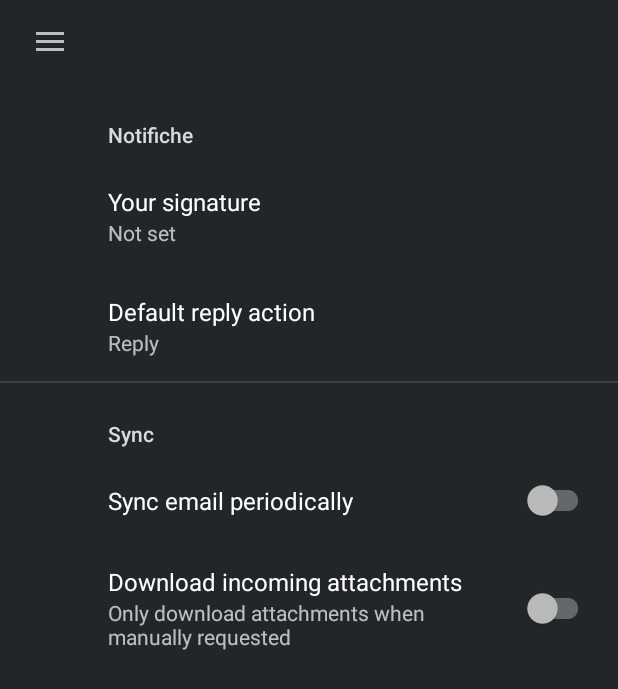
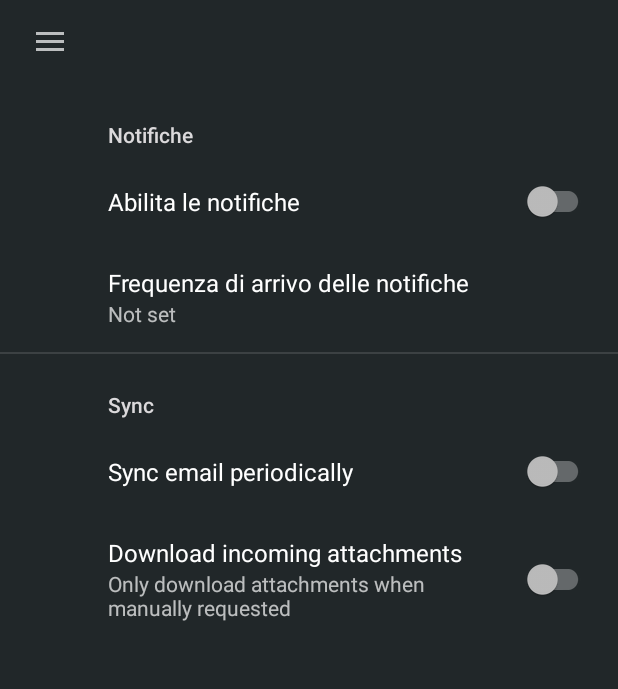
Before and after one commit to CuriositySabo/Curiosity, an Android app: the screen it shows after launch once a user with an empty profile is signed in (nav_drawer), in the side drawer, after a tap on "Impostazioni", on a phone screen of 412 x 824 dp. Shown: the top 689 px of the screen. Run offline under Robolectric (Android 15) with nearby library versions, the phone set to English and light mode, and no system bars; our stand-ins replace Firebase (no records; nobody signed in at launch, a user with empty details on screens opened directly), androidx.preference, navigation-ui.

Commit message:
added notification settings

```diff
--- a/app/src/main/res/layout/preference_category.xml
+++ b/app/src/main/res/layout/preference_category.xml
@@ -1,12 +1,12 @@
 <?xml version="1.0" encoding="utf-8"?>
 <FrameLayout xmlns:android="http://schemas.android.com/apk/res/android"
     android:layout_width="match_parent"
-    android:layout_height="match_parent">
+    android:layout_height="wrap_content">
     <TextView
         android:id="@android:id/title"
         android:textColor="@color/primary_light"
         android:layout_width="match_parent"
-        android:layout_height="match_parent"
+        android:layout_height="wrap_content"
         android:layout_marginHorizontal="56dp"
         android:gravity="start"
         android:textSize="22sp"
--- a/app/src/main/res/values/arrays.xml
+++ b/app/src/main/res/values/arrays.xml
@@ -10,11 +10,20 @@
         <item>reply_all</item>
     </string-array>
 
-    <string-array name="settings_notification_frequency">
-        <item>15 minutes</item>
-        <item>30 minutes</item>
-        <item>1 hour</item>
-        <item>3 hours</item>
-        <item>6 hours</item>
+    <string-array name="settings_notification_frequency_entries">
+        <item>5 minuti</item>
+        <item>15 minuti</item>
+        <item>30 minuti</item>
+        <item>1 ora</item>
+        <item>3 ore</item>
+        <item>6 ore</item>
+    </string-array>
+    <string-array name="settings_notification_frequency_values">
+        <item>5</item>
+        <item>15</item>
+        <item>30</item>
+        <item>1</item>
+        <item>3</item>
+        <item>6</item>
     </string-array>
 </resources>
--- a/app/src/main/res/values/strings.xml
+++ b/app/src/main/res/values/strings.xml
@@ -35,8 +35,8 @@
     <string name="notification_header">Notifiche</string>
     <string name="sync_header">Sync</string>
     <!--Settings_notification-->
-    <string name="signature_title">Your signature</string>
-    <string name="reply_title">Default reply action</string>
+    <string name="notification_permission">Abilita le notifiche</string>
+    <string name="notification_frequency">Frequenza di arrivo delle notifiche</string>
     <!--Settings_-->
     <string name="sync_title">Sync email periodically</string>
     <string name="attachment_title">Download incoming attachments</string>
--- a/app/src/main/res/xml/root_preferences.xml
+++ b/app/src/main/res/xml/root_preferences.xml
@@ -1,26 +1,41 @@
-<PreferenceScreen xmlns:app="http://schemas.android.com/apk/res-auto"
+<PreferenceScreen xmlns:tools="http://schemas.android.com/tools"
+    xmlns:app="http://schemas.android.com/apk/res-auto"
     xmlns:android="http://schemas.android.com/apk/res/android">
 
     <PreferenceCategory app:title="@string/notification_header"
-        android:textSize="24sp"
-        android:layout="@layout/preference_category">
+        android:layout="@layout/preference_category"
+        tools:ignore="PrivateResource">
 
-        <EditTextPreference
+        <!--EditTextPreference
             app:key="signature"
             app:title="@string/signature_title"
-            app:useSimpleSummaryProvider="true" />
+            app:useSimpleSummaryProvider="true" /-->
 
-        <ListPreference
+        <!--ListPreference
             app:defaultValue="reply"
             app:entries="@array/reply_entries"
             app:entryValues="@array/reply_values"
             app:key="reply"
             app:title="@string/reply_title"
+            app:useSimpleSummaryProvider="true" /-->
+
+        <SwitchPreferenceCompat
+            app:key="notification"
+            app:title="@string/notification_permission" />
+
+        <ListPreference
+            app:defaultValue="30 minuti"
+            app:entries="@array/settings_notification_frequency_entries"
+            app:entryValues="@array/settings_notification_frequency_values"
+            app:key="frequency"
+            app:title="@string/notification_frequency"
             app:useSimpleSummaryProvider="true" />
 
     </PreferenceCategory>
 
-    <PreferenceCategory app:title="@string/sync_header">
+    <PreferenceCategory app:title="@string/sync_header"
+        android:layout="@layout/preference_category"
+        tools:ignore="PrivateResource">
 
         <SwitchPreferenceCompat
             app:key="sync"
```
